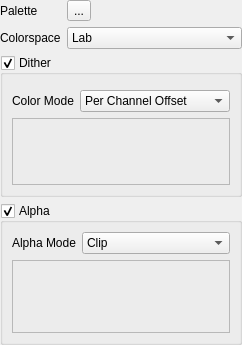
Before: the Qt Designer form plugins/filters/palettize/palettize.ui in KDE/krita, drawn with Qt 5.
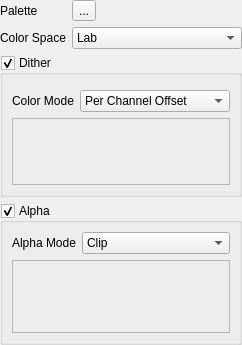
After: the same form once the commit is applied. Custom widgets are drawn as their Qt base class.

Commit message: Colorspace -> Color (s/S)pace

```diff
--- a/plugins/filters/palettize/palettize.ui
+++ b/plugins/filters/palettize/palettize.ui
@@ -53,7 +53,7 @@
    <item column="0" row="1">
     <widget class="QLabel" name="colorspaceLabel">
      <property name="text">
-      <string>Colorspace</string>
+      <string>Color Space</string>
      </property>
      <property name="buddy">
       <cstring>colorspaceComboBox</cstring>
```
The commit also changes 4 other files.
